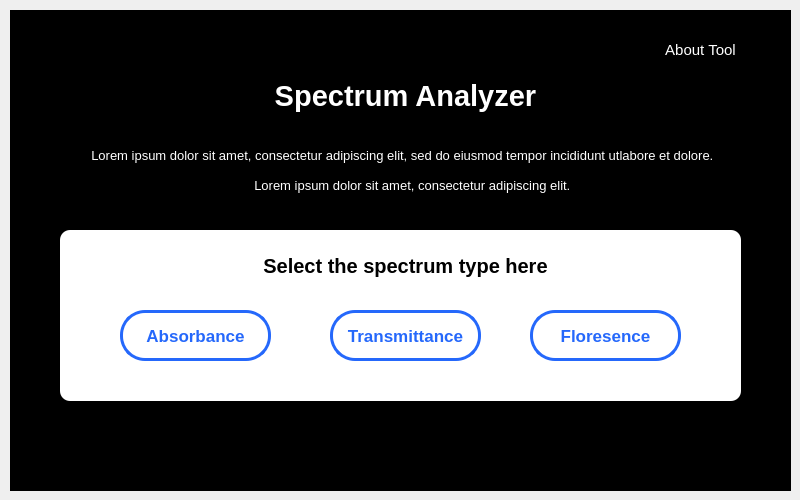
NilushikaSandeepani/189116Research, file SpectrumAnalyzer/home.ui: the form before one commit.
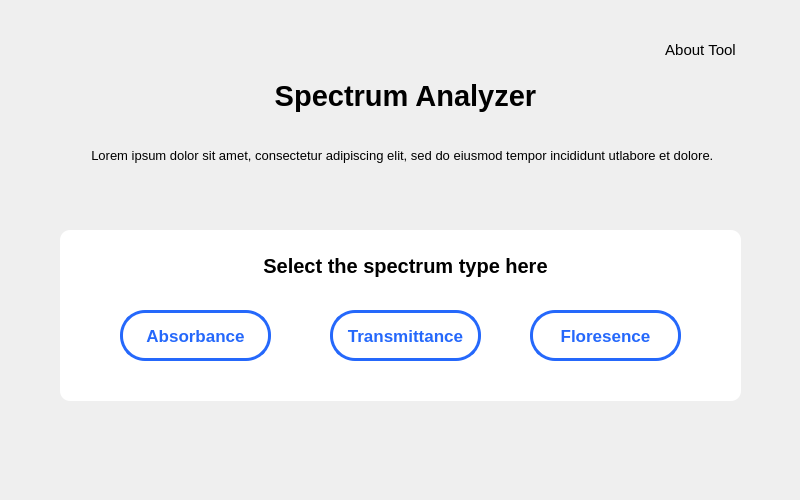
The form after the commit.

The edit to the form file:
```diff
--- a/SpectrumAnalyzer/home.ui
+++ b/SpectrumAnalyzer/home.ui
@@ -13,23 +13,6 @@
   <property name="windowTitle">
    <string>Dialog</string>
   </property>
-  <widget class="QLabel" name="label">
-   <property name="geometry">
-    <rect>
-     <x>10</x>
-     <y>10</y>
-     <width>781</width>
-     <height>481</height>
-    </rect>
-   </property>
-   <property name="styleSheet">
-    <string notr="true">background-color: rgb(0, 0, 0);
-</string>
-   </property>
-   <property name="text">
-    <string/>
-   </property>
-  </widget>
   <widget class="QLabel" name="ToolName">
    <property name="geometry">
     <rect>
@@ -46,7 +29,7 @@
     </font>
    </property>
    <property name="styleSheet">
-    <string notr="true">color: rgb(255, 255, 255);</string>
+    <string notr="true"/>
    </property>
    <property name="text">
     <string>Spectrum Analyzer</string>
@@ -70,7 +53,7 @@
     </font>
    </property>
    <property name="styleSheet">
-    <string notr="true">color: rgb(255, 255, 255);</string>
+    <string notr="true"/>
    </property>
    <property name="text">
     <string> Lorem ipsum dolor sit amet, consectetur adipiscing elit, sed do eiusmod tempor incididunt utlabore et dolore.</string>
@@ -195,30 +178,6 @@
     </property>
    </widget>
   </widget>
-  <widget class="QLabel" name="Description_2">
-   <property name="geometry">
-    <rect>
-     <x>240</x>
-     <y>150</y>
-     <width>341</width>
-     <height>71</height>
-    </rect>
-   </property>
-   <property name="font">
-    <font>
-     <pointsize>10</pointsize>
-    </font>
-   </property>
-   <property name="styleSheet">
-    <string notr="true">color: rgb(255, 255, 255);</string>
-   </property>
-   <property name="text">
-    <string> Lorem ipsum dolor sit amet, consectetur adipiscing elit.</string>
-   </property>
-   <property name="alignment">
-    <set>Qt::AlignCenter</set>
-   </property>
-  </widget>
   <widget class="QLabel" name="AboutTool">
    <property name="geometry">
     <rect>
@@ -234,7 +193,7 @@
     </font>
    </property>
    <property name="styleSheet">
-    <string notr="true">color: rgb(255, 255, 255);</string>
+    <string notr="true"/>
    </property>
    <property name="text">
     <string>About Tool</string>
```
Left out of the diff: 2 changed lines with no effect on the pictures.
